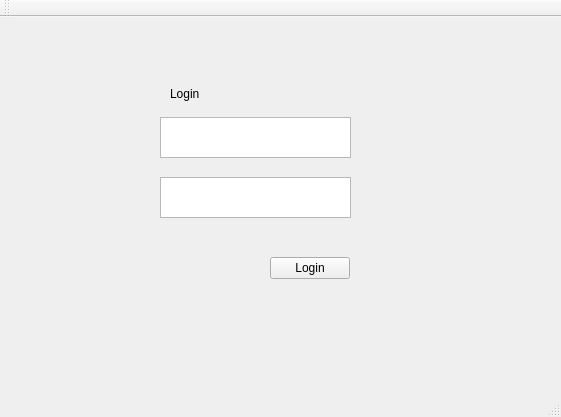
The window that mainwindow.ui (stoic1979/SocialDashboard) describes before a commit, drawn with Qt 5.
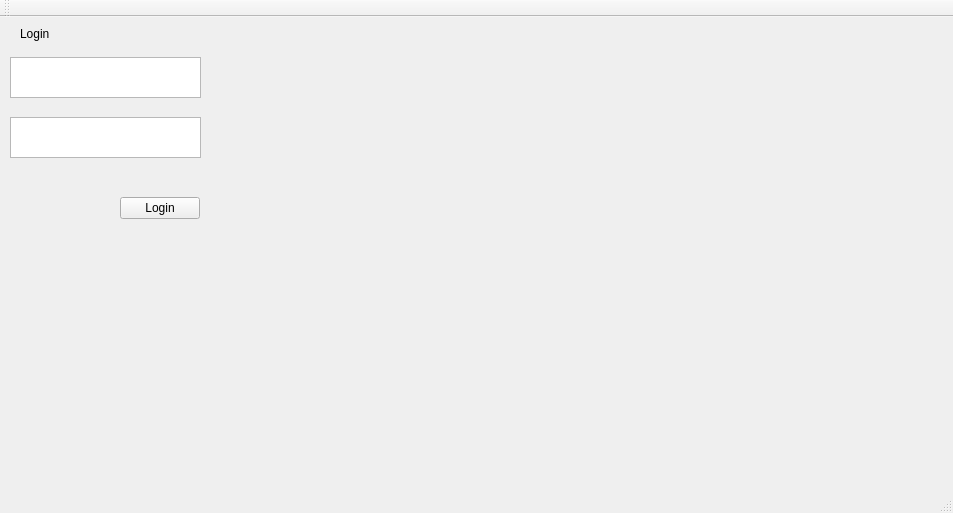
The same window after the commit.

Commit message: adding web view

The edit to the form file:
```diff
--- a/mainwindow.ui
+++ b/mainwindow.ui
@@ -6,8 +6,8 @@
    <rect>
     <x>0</x>
     <y>0</y>
-    <width>561</width>
-    <height>417</height>
+    <width>953</width>
+    <height>513</height>
    </rect>
   </property>
   <property name="windowTitle">
@@ -17,8 +17,8 @@
    <widget class="QLabel" name="label">
     <property name="geometry">
      <rect>
-      <x>170</x>
-      <y>70</y>
+      <x>20</x>
+      <y>10</y>
       <width>59</width>
       <height>14</height>
      </rect>
@@ -30,8 +30,8 @@
    <widget class="QTextEdit" name="teUsername">
     <property name="geometry">
      <rect>
-      <x>160</x>
-      <y>100</y>
+      <x>10</x>
+      <y>40</y>
       <width>191</width>
       <height>41</height>
      </rect>
@@ -40,8 +40,8 @@
    <widget class="QTextEdit" name="tePassword">
     <property name="geometry">
      <rect>
-      <x>160</x>
-      <y>160</y>
+      <x>10</x>
+      <y>100</y>
       <width>191</width>
       <height>41</height>
      </rect>
@@ -50,8 +50,8 @@
    <widget class="QPushButton" name="btnLogin">
     <property name="geometry">
      <rect>
-      <x>270</x>
-      <y>240</y>
+      <x>120</x>
+      <y>180</y>
       <width>80</width>
       <height>22</height>
      </rect>
@@ -60,6 +60,16 @@
      <string>Login</string>
     </property>
    </widget>
+   <widget class="QWidget" name="browserWidget" native="true">
+    <property name="geometry">
+     <rect>
+      <x>260</x>
+      <y>20</y>
+      <width>471</width>
+      <height>421</height>
+     </rect>
+    </property>
+   </widget>
   </widget>
   <widget class="QMenuBar" name="menuBar">
    <property name="geometry">
```
Left out of the diff: 2 changed lines with no effect on the pictures. The commit also changes 2 other files.
